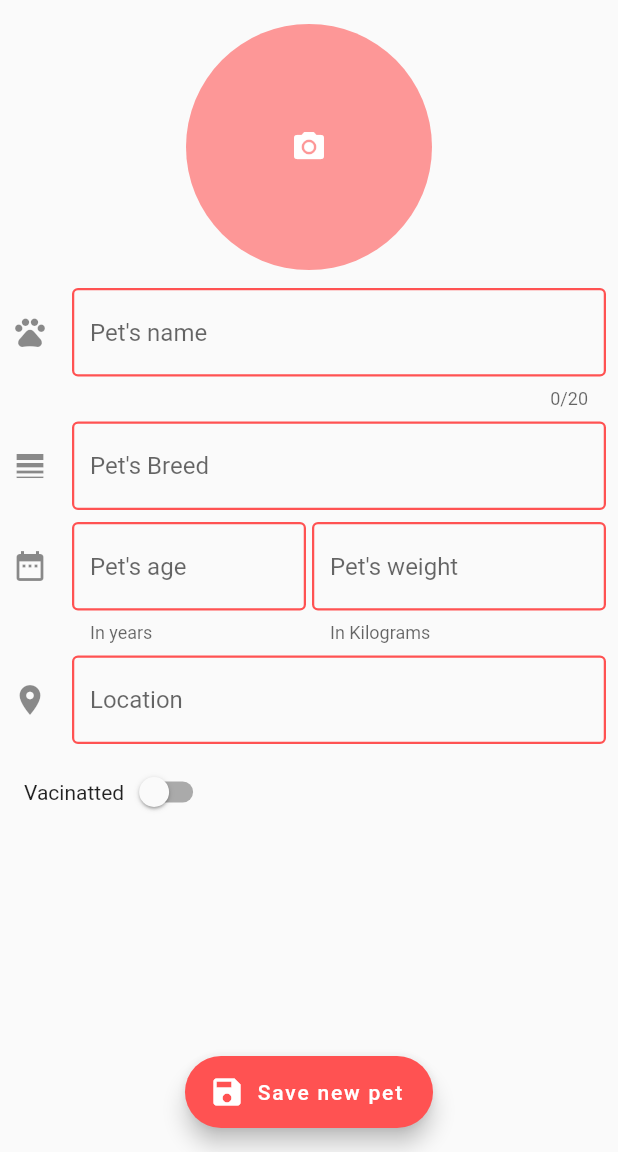
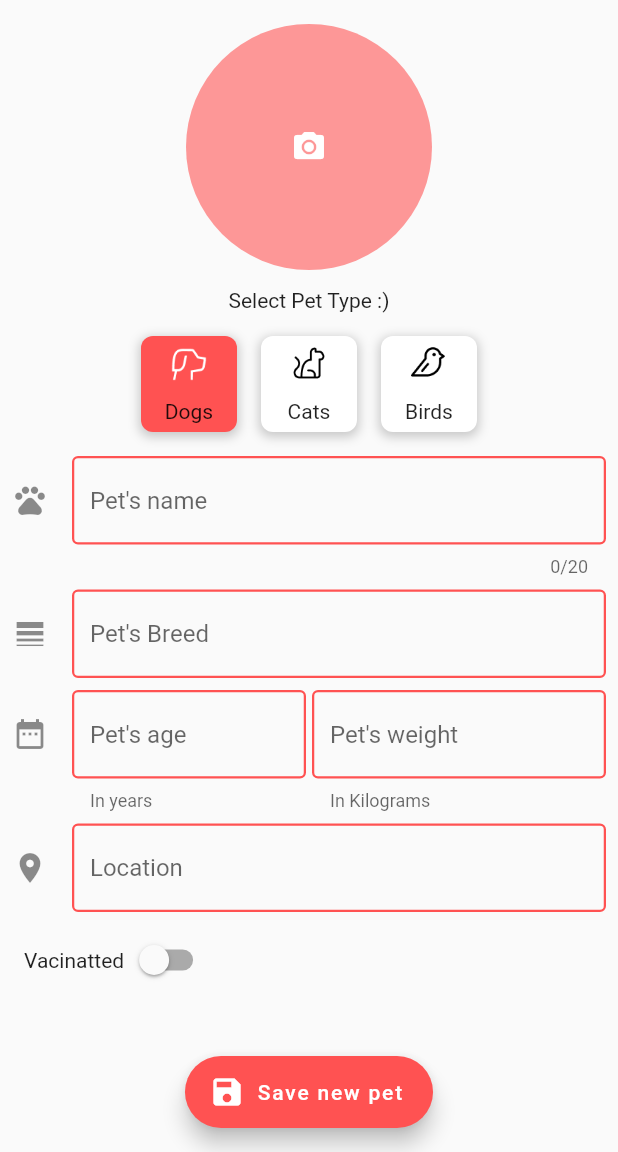
Before and after one commit to Alifyz/petly, a Flutter app: the NewPetPage screen opened by its route, on a phone screen of 412 x 824 dp, the part 84-1236 px from its top. Run offline on Flutter 3.47's test engine with Material 2 defaults, Android fonts, the phone set to English and light mode, and no system bars; our stand-ins replace bloc, cloud_firestore, firebase_auth, firebase_core, firebase_storage, flutter_bloc and 5 more; accounts and stored records are empty; statements that could not run were skipped.

Commit message:
add: type property to save new pet
Co-authored-by: Francesca <potniatheron@users.noreply.github.com>

```diff
--- /dev/null
+++ b/lib/common/widgets/pet_type_button.dart
@@ -0,0 +1,69 @@
+import 'package:flutter/material.dart';
+import 'package:pet_project/common/theme/text_theme.dart';
+
+class PetTypeButton extends StatelessWidget {
+  const PetTypeButton({
+    Key? key,
+    required this.actionName,
+    required this.actionImage,
+    required this.onSelected,
+    required this.currentAction,
+  }) : super(key: key);
+
+  final String currentAction;
+  final String actionName;
+  final AssetImage actionImage;
+  final Function(String type) onSelected;
+
+  @override
+  Widget build(BuildContext context) {
+    return GestureDetector(
+      onTap: () => onSelected(
+        actionName,
+      ),
+      child: Padding(
+        padding: const EdgeInsets.all(8),
+        child: Container(
+          width: 64,
+          height: 64,
+          decoration: BoxDecoration(
+            boxShadow: [
+              BoxShadow(
+                color: Colors.black26.withOpacity(0.2),
+                spreadRadius: 1,
+                blurRadius: 5,
+                offset: const Offset(0, 2),
+              )
+            ],
+            color:
+                currentAction == actionName ? Colors.redAccent : Colors.white,
+            borderRadius: const BorderRadius.all(
+              Radius.circular(8),
+            ),
+          ),
+          child: Column(
+            mainAxisAlignment: MainAxisAlignment.spaceAround,
+            children: [
+              Image(
+                image: actionImage,
+                height: 24,
+                width: 24,
+                color:
+                    currentAction == actionName ? Colors.white : Colors.black,
+              ),
+              Text(
+                actionName,
+                style: PetlyTextTheme.subtitle.copyWith(
+                  fontSize: 14,
+                  fontWeight: FontWeight.bold,
+                  color:
+                      currentAction == actionName ? Colors.white : Colors.black,
+                ),
+              ),
+            ],
+          ),
+        ),
+      ),
+    );
+  }
+}
--- a/lib/pages/new_pet/cubit/new_pet_cubit.dart
+++ b/lib/pages/new_pet/cubit/new_pet_cubit.dart
@@ -33,6 +33,7 @@ class NewPetCubit extends Cubit<NewPetState> {
           user?.displayName,
           user?.photoURL,
           user?.email,
+          newPet.type,
         );
 
         await petsRepository.savePet(pet);
--- a/lib/pages/new_pet/model/new_pet_model.dart
+++ b/lib/pages/new_pet/model/new_pet_model.dart
@@ -11,6 +11,7 @@ class NewPetModel {
     this.petLocation,
     this.petFile,
     this.vaccinated,
+    this.type,
   );
 
   final String petName;
@@ -20,4 +21,5 @@ class NewPetModel {
   final String petLocation;
   final File? petFile;
   final bool vaccinated;
+  final String type;
 }
--- a/lib/pages/new_pet/model/pet_model.dart
+++ b/lib/pages/new_pet/model/pet_model.dart
@@ -15,6 +15,7 @@ class PetModel {
     this.tutorName,
     this.tutorUri,
     this.tutorEmail,
+    this.type,
   );
 
   final String petName;
@@ -27,6 +28,7 @@ class PetModel {
   final String? tutorName;
   final String? tutorUri;
   final String? tutorEmail;
+  final String type;
 
   factory PetModel.fromJson(Map<String, dynamic> json) =>
       _$PetModelFromJson(json);
--- a/lib/pages/new_pet/view/new_pet_page.dart
+++ b/lib/pages/new_pet/view/new_pet_page.dart
@@ -4,6 +4,7 @@ import 'package:flutter/material.dart';
 import 'package:flutter_bloc/flutter_bloc.dart';
 import 'package:permission_handler/permission_handler.dart';
 import 'package:pet_project/common/theme/text_theme.dart';
+import 'package:pet_project/common/widgets/pet_type_button.dart';
 import 'package:pet_project/pages/new_pet/cubit/new_pet_cubit.dart';
 import 'package:pet_project/pages/new_pet/model/new_pet_model.dart';
 import 'package:pet_project/pages/pages_helper.dart';
@@ -26,6 +27,7 @@ class _NewPetPageState extends State<NewPetPage> {
   final weightController = TextEditingController();
   final locationController = TextEditingController();
   final _formKey = GlobalKey<FormState>();
+  String type = 'Dogs';
 
   @override
   Widget build(BuildContext context) {
@@ -88,6 +90,7 @@ class _NewPetPageState extends State<NewPetPage> {
                     locationController.text,
                     petImage,
                     vaccinated,
+                    type,
                   );
 
                   await context.read<NewPetCubit>().addNewPet(model);
@@ -143,6 +146,55 @@ class _NewPetPageState extends State<NewPetPage> {
                                 ),
                         ),
                       ),
+                    ),
+                  ),
+                  Padding(
+                    padding: const EdgeInsets.only(top: 8, bottom: 8),
+                    child: Center(
+                      child: Text(
+                        'Select Pet Type :)',
+                        style: PetlyTextTheme.subtitle,
+                      ),
+                    ),
+                  ),
+                  Center(
+                    child: Row(
+                      mainAxisAlignment: MainAxisAlignment.center,
+                      children: [
+                        PetTypeButton(
+                          actionName: 'Dogs',
+                          currentAction: type,
+                          actionImage:
+                              const AssetImage('assets/images/dog.png'),
+                          onSelected: (newType) {
+                            setState(() {
+                              type = newType;
+                            });
+                          },
+                        ),
+                        PetTypeButton(
+                          actionName: 'Cats',
+                          currentAction: type,
+                          actionImage:
+                              const AssetImage('assets/images/cat.png'),
+                          onSelected: (newType) {
+                            setState(() {
+                              type = newType;
+                            });
+                          },
+                        ),
+                        PetTypeButton(
+                          actionName: 'Birds',
+                          currentAction: type,
+                          actionImage:
+                              const AssetImage('assets/images/bird.png'),
+                          onSelected: (newType) {
+                            setState(() {
+                              type = newType;
+                            });
+                          },
+                        )
+                      ],
                     ),
                   ),
                   Padding(
```
Also changed, not shown: lib/pages/new_pet/model/pet_model.g.dart.
